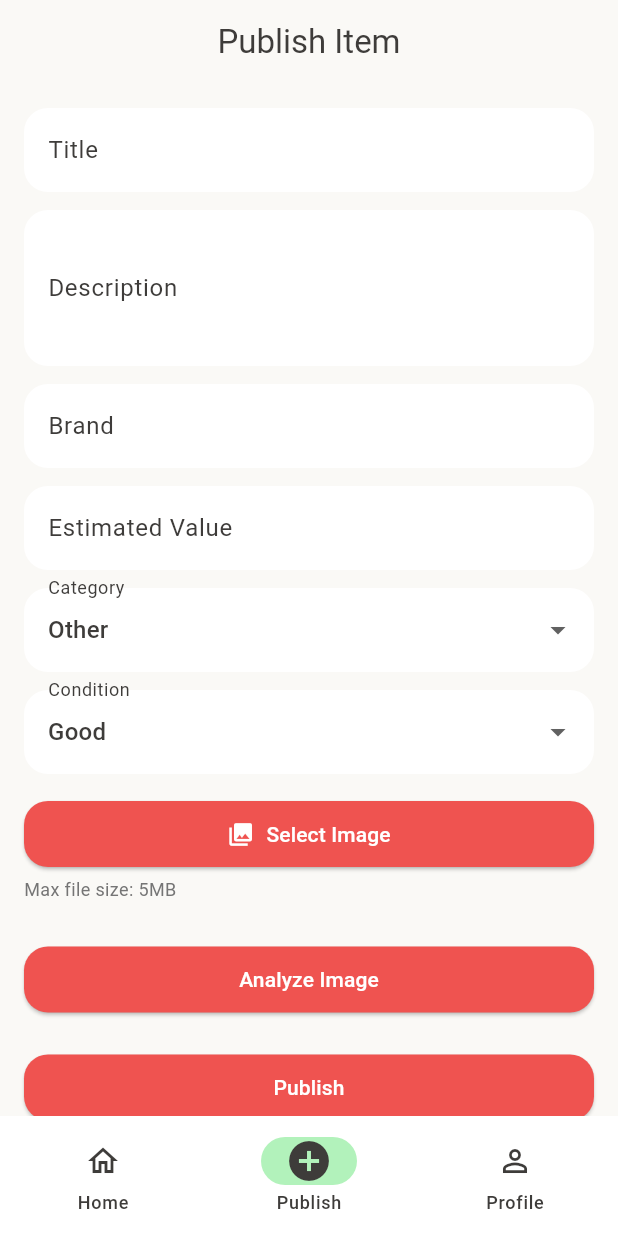
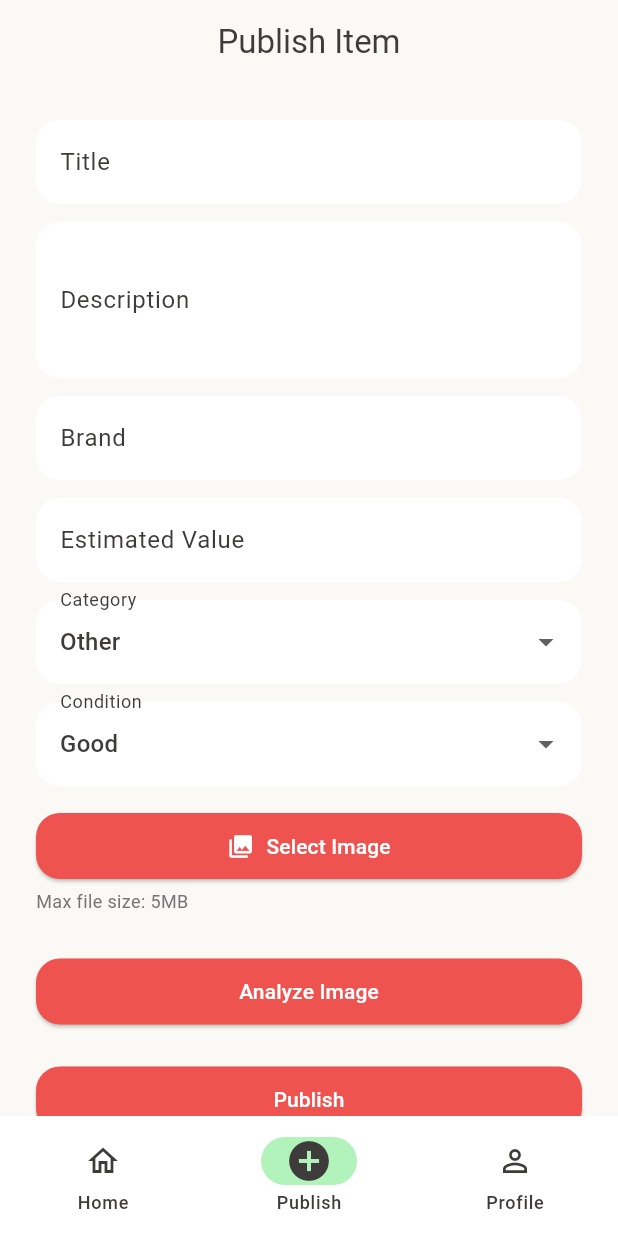
Before and after one commit to eladtal/tedlist-flutter, a Flutter app: the PublishItemScreen screen opened by its route, on a phone screen of 412 x 824 dp. Run offline on Flutter 3.47's test engine with Material 3 defaults, Android fonts, the light colour scheme and no system bars; our stand-ins replace cached_network_image, flutter_riverpod, flutter_secure_storage, go_router, image_picker, local_auth and 1 more; accounts and stored records are empty; network calls fail.

Commit message:
Padding and clickable arrow

```diff
--- a/lib/features/auth/login_screen.dart
+++ b/lib/features/auth/login_screen.dart
@@ -3,6 +3,7 @@ import 'package:flutter_riverpod/flutter_riverpod.dart';
 import 'package:go_router/go_router.dart';
 import '../../services/api_service.dart';
 import '../../services/biometric_service.dart';
+import '../../widgets/web_scaffold.dart';
 
 class LoginScreen extends ConsumerStatefulWidget {
   const LoginScreen({super.key});
@@ -153,6 +154,7 @@ class _LoginScreenState extends ConsumerState<LoginScreen> {
 
     return Scaffold(
       body: SafeArea(
+        child: WebScaffold(
           child: LayoutBuilder(
             builder: (context, constraints) => SingleChildScrollView(
               child: ConstrainedBox(
@@ -263,6 +265,7 @@ class _LoginScreenState extends ConsumerState<LoginScreen> {
             ),
           ),
         ),
+      ),
     );
   }
 }
--- a/lib/features/auth/register_screen.dart
+++ b/lib/features/auth/register_screen.dart
@@ -1,6 +1,7 @@
 import 'package:flutter/material.dart';
 import 'package:flutter_riverpod/flutter_riverpod.dart';
 import '../../services/api_service.dart';
+import '../../widgets/web_scaffold.dart';
 
 class RegisterScreen extends ConsumerStatefulWidget {
   const RegisterScreen({super.key});
@@ -57,7 +58,8 @@ class _RegisterScreenState extends ConsumerState<RegisterScreen> {
   Widget build(BuildContext context) {
     return Scaffold(
       appBar: AppBar(title: const Text('Register')),
-      body: Padding(
+      body: WebScaffold(
+        child: Padding(
           padding: const EdgeInsets.all(16.0),
           child: Form(
             key: _formKey,
@@ -114,6 +116,7 @@ class _RegisterScreenState extends ConsumerState<RegisterScreen> {
             ),
           ),
         ),
+      ),
     );
   }
 }
--- a/lib/features/items/item_detail_screen.dart
+++ b/lib/features/items/item_detail_screen.dart
@@ -10,6 +10,7 @@ import '../../services/event_service.dart';
 import '../../providers/item_provider.dart';
 import '../../config/routes.dart';
 import 'home_screen.dart';
+import '../../widgets/web_scaffold.dart';
 
 String getProxyImageUrl(dynamic imageUrl) {
   if (imageUrl == null || imageUrl == '') return '';
@@ -60,7 +61,8 @@ class _ItemDetailScreenState extends ConsumerState<ItemDetailScreen> {
           ),
         ],
       ),
-      body: SingleChildScrollView(
+      body: WebScaffold(
+        child: SingleChildScrollView(
           child: Column(
             crossAxisAlignment: CrossAxisAlignment.start,
             children: [
@@ -213,6 +215,7 @@ class _ItemDetailScreenState extends ConsumerState<ItemDetailScreen> {
             ],
           ),
         ),
+      ),
     );
   }
 
--- a/lib/features/items/publish_item_screen.dart
+++ b/lib/features/items/publish_item_screen.dart
@@ -185,8 +185,11 @@ class _PublishItemScreenState extends ConsumerState<PublishItemScreen> {
   Widget build(BuildContext context) {
     return Scaffold(
       appBar: AppBar(title: const Text('Publish Item')),
-      body: SingleChildScrollView(
-        padding: const EdgeInsets.all(16),
+      body: Center(
+        child: ConstrainedBox(
+          constraints: BoxConstraints(maxWidth: 600),
+          child: SingleChildScrollView(
+            padding: const EdgeInsets.all(24),
             child: Form(
               key: _formKey,
               child: Column(
@@ -277,6 +280,8 @@ class _PublishItemScreenState extends ConsumerState<PublishItemScreen> {
               ),
             ),
           ),
+        ),
+      ),
     );
   }
 }
--- a/lib/features/profile/profile_screen.dart
+++ b/lib/features/profile/profile_screen.dart
@@ -3,6 +3,7 @@ import 'package:flutter_riverpod/flutter_riverpod.dart';
 import 'package:go_router/go_router.dart';
 import '../../services/api_service.dart';
 import '../../services/biometric_service.dart';
+import '../../widgets/web_scaffold.dart';
 
 class ProfileScreen extends ConsumerStatefulWidget {
   const ProfileScreen({super.key});
@@ -91,7 +92,8 @@ class _ProfileScreenState extends ConsumerState<ProfileScreen> {
       ),
       body: _isLoading
           ? const Center(child: CircularProgressIndicator())
-          : SingleChildScrollView(
+          : WebScaffold(
+              child: SingleChildScrollView(
                 padding: const EdgeInsets.all(16.0),
                 child: Column(
                   crossAxisAlignment: CrossAxisAlignment.start,
@@ -207,6 +209,7 @@ class _ProfileScreenState extends ConsumerState<ProfileScreen> {
                   ],
                 ),
               ),
+            ),
     );
   }
 }
```
Also changed, not shown: lib/features/items/home_screen.dart (+9 -2 lines), lib/widgets/web_scaffold.dart (added, +32 -0 lines). Lines whose indentation alone changed are shown as unchanged.
